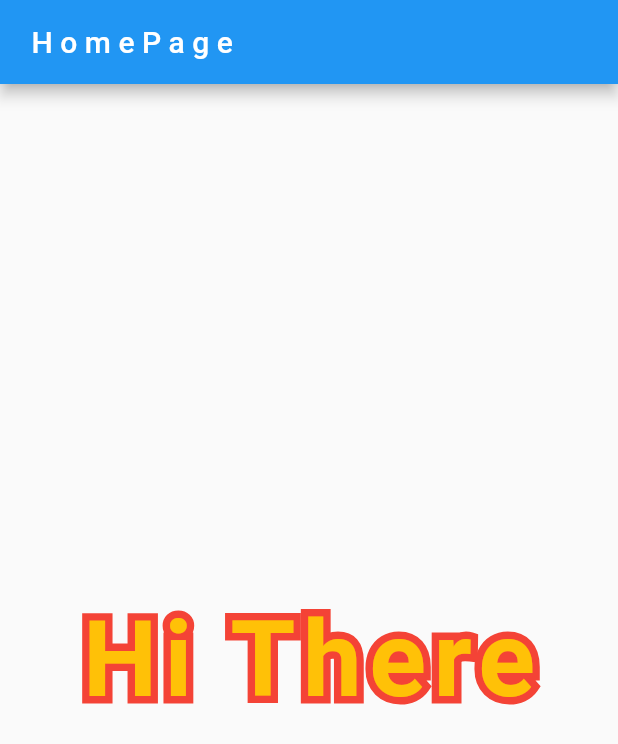
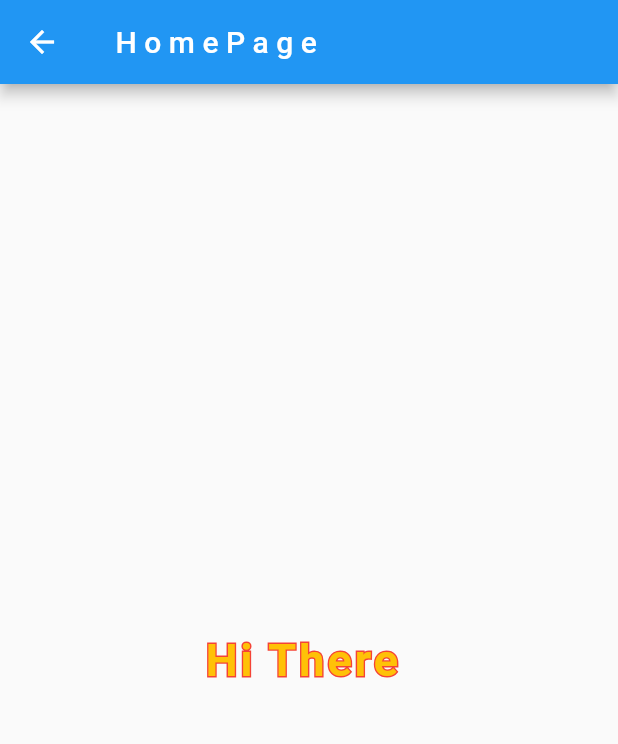
Before and after one commit to Dinh1998/DemoApp, a Flutter app: the screen it shows once a user with an empty profile is signed in, on a phone screen of 412 x 824 dp. Shown: the top 744 px of the screen. Run offline on Flutter 3.47's test engine with Material 2 defaults, Android fonts, the phone set to English and light mode, and no system bars; our stand-ins replace firebase_auth, firebase_core; accounts and stored records are empty.

Commit message:
màn hình process

```diff
--- a/flutter_app/lib/main.dart
+++ b/flutter_app/lib/main.dart
@@ -1,6 +1,5 @@
 import 'package:flutter/material.dart';
 import 'package:firebase_core/firebase_core.dart';
-import 'package:flutter_app/mvvm/view/login_screen/Login.dart';
 import 'package:flutter_app/mvvm/view/main_page.dart';
 
 void main() async {
--- a/flutter_app/lib/mvvm/view/home_screen/home_screen.dart
+++ b/flutter_app/lib/mvvm/view/home_screen/home_screen.dart
@@ -1,5 +1,7 @@
+import 'package:firebase_auth/firebase_auth.dart';
 import 'package:flutter/cupertino.dart';
 import 'package:flutter/material.dart';
+import 'package:flutter_app/mvvm/view/login_screen/Login.dart';
 
 class HomePage extends StatefulWidget {
   const HomePage({Key? key}) : super(key: key);
@@ -9,34 +11,46 @@ class HomePage extends StatefulWidget {
 }
 
 class _HomePageState extends State<HomePage> {
+  final user = FirebaseAuth.instance.currentUser!;
   @override
   Widget build(BuildContext context) {
     return Scaffold(
+
       appBar: AppBar(
+      leading: IconButton(
+        icon: const Icon(Icons.arrow_back),
+        tooltip: 'Show Snackbar',
+        onPressed: () {
+          FirebaseAuth.instance.signOut();
+         //Navigator.push(context, MaterialPageRoute(builder: (context) => LoginPage(),));
+        },
+      ),
+
         title: const Text(' H o m e P a g e '),
+
       ),
       body: Center(
           child: Stack(
             children: [
               // The text border
               Text(
-                'Hi There',
+                'Hi There ${user.email}',
                 style: TextStyle(
-                  fontSize: 70,
-                  letterSpacing: 5,
+                  fontSize: 30,
+                  letterSpacing: 2,
                   fontWeight: FontWeight.bold,
                   foreground: Paint()
                     ..style = PaintingStyle.stroke
-                    ..strokeWidth = 10
+                    ..strokeWidth = 2
                     ..color = Colors.red,
                 ),
               ),
               // The text inside
-              const Text(
-                'Hi There',
-                style: TextStyle(
-                  fontSize: 70,
-                  letterSpacing: 5,
+               Text(
+                'Hi There ${user.email}',
+                style: const TextStyle(
+                  fontSize: 30,
+                  letterSpacing: 2,
                   fontWeight: FontWeight.bold,
                   color: Colors.amber,
                 ),
--- a/flutter_app/lib/mvvm/view/input_login_screen/widget/textformfield.dart
+++ b/flutter_app/lib/mvvm/view/widget/textformfield.dart
@@ -28,7 +28,7 @@ class _TextFormFieldCustomState extends State<TextFormFieldCustom> {
         BoxShadow(
           color: Colors.white,
           blurRadius: 10,
-          offset: Offset(0, 5), // Shadow position
+          offset: Offset(0, 2), // Shadow position
         ),
       ],),
       height: 60,
@@ -42,7 +42,7 @@ class _TextFormFieldCustomState extends State<TextFormFieldCustom> {
           focusedBorder: OutlineInputBorder(
             borderRadius: BorderRadius.circular(25.0),
             borderSide: const BorderSide(
-              color: Colors.white,
+              color: Colors.blue,
             ),
           ),
           enabledBorder: OutlineInputBorder(
```
Also changed, not shown: flutter_app/lib/mvvm/view/forget_password_screen/forget_password.dart (added, +73 -0 lines), flutter_app/lib/mvvm/view/input_login_screen/input_login.dart (+19 -10 lines), flutter_app/lib/mvvm/view/login_screen/Login.dart (+7 -4 lines), flutter_app/lib/mvvm/view/login_screen/component/button.dart (deleted, +0 -35 lines), flutter_app/lib/mvvm/view/sign_up_screen/sign_up_screen.dart (+22 -15 lines), flutter_app/lib/mvvm/view/widget/button.dart (added, +30 -0 lines), 2 other files.
